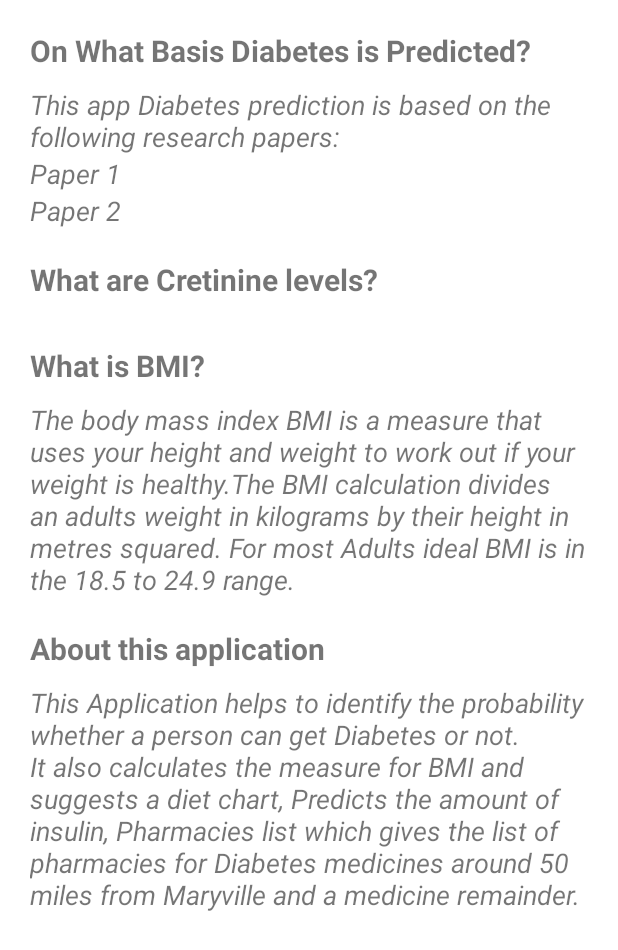
After one commit to S545232/DiabetesPrognosis, an Android app: the layout activity_faq.xml on its own in the app's theme, with its tools: preview values and no code run, on a phone screen of 412 x 824 dp. The commit adds this screen. Shown: the top 950 px of the screen. Run offline under Robolectric (Android 15) with nearby library versions, the phone set to English and light mode, and no system bars.

Commit message:
Faq activity and layout is created

```diff
--- /dev/null
+++ b/app/src/main/java/com/anil/androidgroup04/FaqActivity.java
@@ -0,0 +1,23 @@
+package com.anil.androidgroup04;
+
+import android.os.Bundle;
+import android.text.method.LinkMovementMethod;
+import android.widget.TextView;
+
+import androidx.annotation.Nullable;
+import androidx.appcompat.app.AppCompatActivity;
+
+public class FaqActivity extends AppCompatActivity {
+    TextView textlink,txt;
+
+    @Override
+    protected void onCreate(@Nullable Bundle savedInstanceState) {
+        super.onCreate(savedInstanceState);
+        setContentView(R.layout.activity_faq);
+        textlink = findViewById(R.id.textViewLink);
+        textlink.setMovementMethod(LinkMovementMethod.getInstance());
+        txt=findViewById(R.id.textViLink);
+        txt.setMovementMethod(LinkMovementMethod.getInstance());
+
+    }
+}
--- /dev/null
+++ b/app/src/main/res/layout/activity_faq.xml
@@ -0,0 +1,103 @@
+<?xml version="1.0" encoding="utf-8"?>
+
+<ScrollView xmlns:android="http://schemas.android.com/apk/res/android"
+    android:layout_width="match_parent"
+    android:layout_height="wrap_content"
+    android:scrollbars="none">
+
+    <LinearLayout
+        android:layout_width="match_parent"
+        android:layout_height="match_parent"
+        android:orientation="vertical"
+        android:padding="20dp">
+
+        <TextView
+            android:id="@+id/tv_calculated"
+            android:layout_width="wrap_content"
+            android:layout_height="wrap_content"
+            android:layout_marginBottom="10dp"
+            android:text="On What Basis Diabetes is Predicted?"
+            android:textSize="20sp"
+            android:textStyle="bold" />
+        <TextView
+            android:id="@+id/textink"
+            android:layout_width="wrap_content"
+            android:layout_height="wrap_content"
+            android:layout_centerInParent="true"
+            android:text="This app Diabetes prediction is based on the following research papers:"
+            android:textSize="18sp"
+            android:textStyle="italic" />
+
+        <TextView
+            android:id="@+id/textViewLink"
+            android:layout_width="wrap_content"
+            android:layout_height="wrap_content"
+            android:layout_centerInParent="true"
+            android:text="Paper 1"
+            android:textSize="18sp"
+            android:textStyle="italic" />
+        <TextView
+            android:id="@+id/textViLink"
+            android:layout_width="wrap_content"
+            android:layout_height="wrap_content"
+            android:layout_centerInParent="true"
+            android:text="Paper 2"
+            android:textSize="18sp"
+            android:textStyle="italic" />
+
+
+        <TextView
+            android:id="@+id/tv_cretinine"
+            android:layout_width="wrap_content"
+            android:layout_height="wrap_content"
+            android:layout_marginTop="20dp"
+            android:layout_marginBottom="10dp"
+            android:text="What are Cretinine levels?"
+            android:textSize="20sp"
+            android:textStyle="bold" />
+
+
+
+        <TextView
+            android:id="@+id/tv_bmi"
+            android:layout_width="wrap_content"
+            android:layout_height="wrap_content"
+            android:layout_marginTop="20dp"
+            android:layout_marginBottom="10dp"
+            android:text="What is BMI?"
+            android:textSize="20sp"
+            android:textStyle="bold" />
+
+
+        <TextView
+            android:id="@+id/tv_bmi_desc"
+            android:layout_width="wrap_content"
+            android:layout_height="wrap_content"
+            android:text="@string/bmi_descption_str"
+            android:textSize="18sp"
+            android:textStyle="italic" />
+
+
+        <TextView
+            android:id="@+id/tv_about"
+            android:layout_width="wrap_content"
+            android:layout_height="wrap_content"
+            android:layout_marginTop="20dp"
+            android:layout_marginBottom="10dp"
+            android:text="About this application"
+            android:textSize="20sp"
+            android:textStyle="bold" />
+
+
+        <TextView
+            android:id="@+id/tv_about_desc"
+            android:layout_width="wrap_content"
+            android:layout_height="wrap_content"
+            android:text="@string/abot_desc_str"
+            android:textSize="18sp"
+            android:textStyle="italic" />
+
+
+
+    </LinearLayout>
+</ScrollView>
--- a/app/src/main/res/values/strings.xml
+++ b/app/src/main/res/values/strings.xml
@@ -6,4 +6,7 @@
     <string name="medicine_alerts">Medicine Alerts</string>
     <string name="pharmacy_near_me">Pharmacy Near Me</string>
     <string name="faq_s">FAQ\'s</string>
+    <string name="bmi_descption_str">The body mass index BMI is a measure that uses your height and weight to work out if your weight is healthy.The BMI calculation divides an adults weight in kilograms by their height in metres squared. For most Adults ideal BMI is in the 18.5 to 24.9 range.</string>
+    <string name="abot_desc_str">This Application helps to identify the probability whether a person can get Diabetes or not. It also calculates the measure for BMI and suggests a diet chart, Predicts the amount of insulin, Pharmacies list which gives the list of pharmacies for Diabetes medicines around 50 miles from Maryville and a medicine remainder.</string>
+
 </resources>
```
